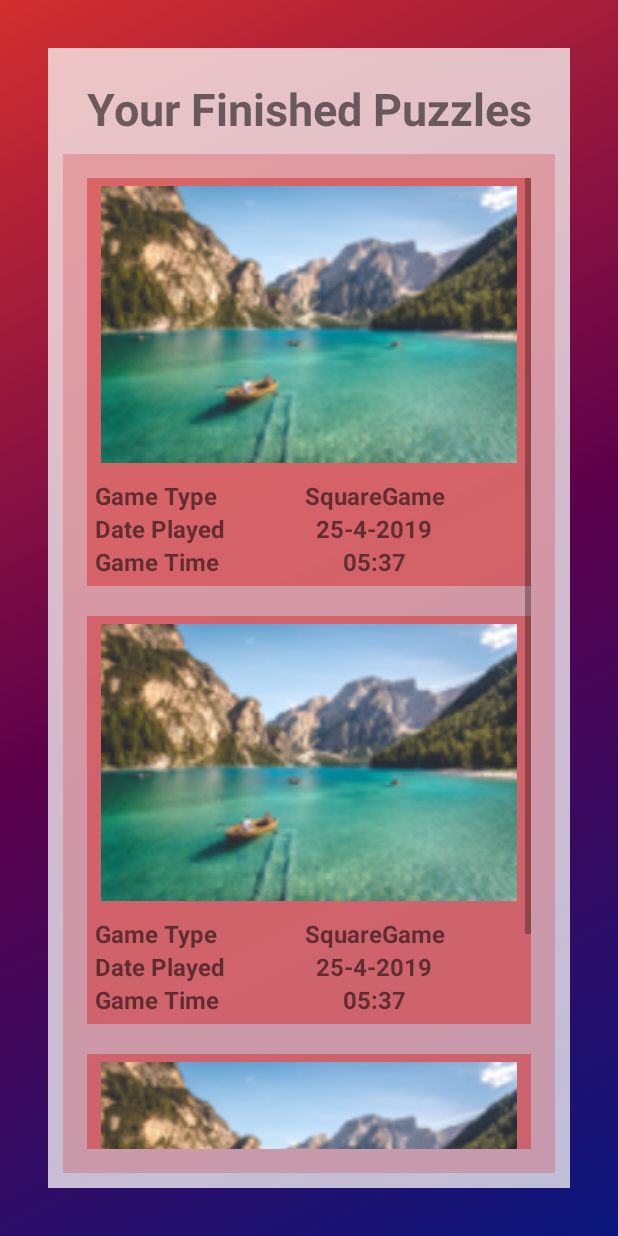
After one commit to Bogdanisar/Puzzle, an Android app: the History screen opened directly, with no data from a screen before it, on a phone screen of 412 x 824 dp. The commit adds this screen. Run offline under Robolectric (Android 15) with nearby library versions, the phone set to English and light mode, and no system bars.

Commit message:
Added History Button in main menu and history activity with 3 sample finished games info.
To do: take finished game info from local storage and create dinamically the history activity page.

```diff
--- /dev/null
+++ b/app/src/main/java/com/example/puzzle/History.java
@@ -0,0 +1,15 @@
+package com.example.puzzle;
+
+import android.support.v7.app.AppCompatActivity;
+import android.os.Bundle;
+
+public class History extends AppCompatActivity {
+    public static String COMMON_TAG = "puzzletag";
+    public static String TAG = History.COMMON_TAG;
+
+    @Override
+    protected void onCreate(Bundle savedInstanceState) {
+        super.onCreate(savedInstanceState);
+        setContentView(R.layout.activity_history);
+    }
+}
--- a/app/src/main/java/com/example/puzzle/MainActivity.java
+++ b/app/src/main/java/com/example/puzzle/MainActivity.java
@@ -32,4 +32,9 @@ public class MainActivity extends AppCompatActivity {
         Intent intent = new Intent(this, GameOptions.class);
         startActivity(intent);
     }
+
+    public void openHistory(View view) {
+        Intent intent = new Intent(this, History.class);
+        startActivity(intent);
+    }
 }
--- /dev/null
+++ b/app/src/main/res/drawable/background_color_history.xml
@@ -0,0 +1,12 @@
+<?xml version="1.0" encoding="utf-8"?>
+<selector xmlns:android="http://schemas.android.com/apk/res/android">
+    <item>
+        <shape>
+            <gradient
+                android:startColor="#0A167C"
+                android:centerColor="#5E014A"
+                android:endColor="#D32F2F"
+                android:angle="135"/>
+        </shape>
+    </item>
+</selector>
--- /dev/null
+++ b/app/src/main/res/layout/activity_history.xml
@@ -0,0 +1,330 @@
+<?xml version="1.0" encoding="utf-8"?>
+<android.support.constraint.ConstraintLayout xmlns:android="http://schemas.android.com/apk/res/android"
+    xmlns:app="http://schemas.android.com/apk/res-auto"
+    xmlns:tools="http://schemas.android.com/tools"
+    android:layout_width="match_parent"
+    android:layout_height="match_parent"
+    android:background="@drawable/background_color_history"
+    tools:context=".History">
+
+    <LinearLayout
+        android:layout_width="0dp"
+        android:layout_height="0dp"
+        android:layout_marginStart="32dp"
+        android:layout_marginLeft="32dp"
+        android:layout_marginTop="32dp"
+        android:layout_marginEnd="32dp"
+        android:layout_marginRight="32dp"
+        android:layout_marginBottom="32dp"
+        android:background="#BFFAF8F8"
+        android:orientation="vertical"
+        android:paddingLeft="10sp"
+        android:paddingTop="10sp"
+        android:paddingRight="10sp"
+        android:paddingBottom="10sp"
+        app:layout_constraintBottom_toBottomOf="parent"
+        app:layout_constraintEnd_toEndOf="parent"
+        app:layout_constraintStart_toStartOf="parent"
+        app:layout_constraintTop_toTopOf="parent">
+
+        <TextView
+            android:id="@+id/historyTitleText"
+            android:layout_width="match_parent"
+            android:layout_height="wrap_content"
+            android:gravity="center_horizontal"
+            android:paddingLeft="10sp"
+            android:paddingTop="10sp"
+            android:paddingRight="10sp"
+            android:paddingBottom="10sp"
+            android:text="Your Finished Puzzles"
+            android:textSize="30sp"
+            android:textStyle="bold" />
+
+        <ScrollView
+            android:layout_width="match_parent"
+            android:layout_height="match_parent"
+            android:background="#40D32F2F"
+            android:padding="16sp"
+            android:paddingLeft="16sp"
+            android:paddingTop="16sp"
+            android:paddingRight="16sp"
+            android:paddingBottom="16sp">
+
+            <LinearLayout
+                android:layout_width="match_parent"
+                android:layout_height="wrap_content"
+                android:orientation="vertical">
+
+                <LinearLayout
+                    android:layout_width="match_parent"
+                    android:layout_height="wrap_content"
+                    android:layout_marginBottom="30px"
+                    android:background="#80D32F2F"
+                    android:orientation="vertical">
+
+                    <ImageView
+                        android:layout_width="match_parent"
+                        android:layout_height="195dp"
+                        android:padding="5sp"
+                        android:paddingTop="5sp"
+                        app:srcCompat="@drawable/p6small" />
+
+                    <TableLayout
+                        android:layout_width="match_parent"
+                        android:layout_height="match_parent"
+                        android:orientation="horizontal"
+                        android:paddingLeft="5sp"
+                        android:paddingTop="5sp"
+                        android:paddingRight="5sp"
+                        android:paddingBottom="5sp">
+
+                        <TableRow
+                            android:layout_width="match_parent"
+                            android:layout_height="match_parent">
+
+                            <TextView
+                                android:layout_width="wrap_content"
+                                android:layout_height="wrap_content"
+                                android:text="Game Type"
+                                android:textSize="16sp"
+                                android:textStyle="bold" />
+
+                            <TextView
+                                android:layout_width="wrap_content"
+                                android:layout_height="wrap_content"
+                                android:layout_weight="1"
+                                android:gravity="center_horizontal"
+                                android:text="SquareGame"
+                                android:textSize="16sp"
+                                android:textStyle="bold" />
+                        </TableRow>
+
+                        <TableRow
+                            android:layout_width="match_parent"
+                            android:layout_height="match_parent">
+
+                            <TextView
+                                android:layout_width="wrap_content"
+                                android:layout_height="wrap_content"
+                                android:text="Date Played"
+                                android:textSize="16sp"
+                                android:textStyle="bold" />
+
+                            <TextView
+                                android:layout_width="wrap_content"
+                                android:layout_height="wrap_content"
+                                android:layout_weight="1"
+                                android:gravity="center_horizontal"
+                                android:text="25-4-2019"
+                                android:textSize="16sp"
+                                android:textStyle="bold" />
+                        </TableRow>
+
+                        <TableRow
+                            android:layout_width="match_parent"
+                            android:layout_height="match_parent">
+
+                            <TextView
+                                android:layout_width="wrap_content"
+                                android:layout_height="wrap_content"
+                                android:text="Game Time"
+                                android:textSize="16sp"
+                                android:textStyle="bold" />
+
+                            <TextView
+                                android:layout_width="wrap_content"
+                                android:layout_height="wrap_content"
+                                android:layout_weight="1"
+                                android:gravity="center_horizontal"
+                                android:text="05:37"
+                                android:textSize="16sp"
+                                android:textStyle="bold" />
+                        </TableRow>
+                    </TableLayout>
+
+                </LinearLayout>
+
+
+                <LinearLayout
+                    android:layout_width="match_parent"
+                    android:layout_height="wrap_content"
+                    android:layout_marginBottom="30px"
+                    android:background="#80D32F2F"
+                    android:orientation="vertical">
+
+                    <ImageView
+                        android:layout_width="match_parent"
+                        android:layout_height="195dp"
+                        android:padding="5sp"
+                        android:paddingTop="5sp"
+                        app:srcCompat="@drawable/p6small" />
+
+                    <TableLayout
+                        android:layout_width="match_parent"
+                        android:layout_height="match_parent"
+                        android:orientation="horizontal"
+                        android:paddingLeft="5sp"
+                        android:paddingTop="5sp"
+                        android:paddingRight="5sp"
+                        android:paddingBottom="5sp">
+
+                        <TableRow
+                            android:layout_width="match_parent"
+                            android:layout_height="match_parent">
+
+                            <TextView
+                                android:layout_width="wrap_content"
+                                android:layout_height="wrap_content"
+                                android:text="Game Type"
+                                android:textSize="16sp"
+                                android:textStyle="bold" />
+
+                            <TextView
+                                android:layout_width="wrap_content"
+                                android:layout_height="wrap_content"
+                                android:layout_weight="1"
+                                android:gravity="center_horizontal"
+                                android:text="SquareGame"
+                                android:textSize="16sp"
+                                android:textStyle="bold" />
+                        </TableRow>
+
+                        <TableRow
+                            android:layout_width="match_parent"
+                            android:layout_height="match_parent">
+
+                            <TextView
+                                android:layout_width="wrap_content"
+                                android:layout_height="wrap_content"
+                                android:text="Date Played"
+                                android:textSize="16sp"
+                                android:textStyle="bold" />
+
+                            <TextView
+                                android:layout_width="wrap_content"
+                                android:layout_height="wrap_content"
+                                android:layout_weight="1"
+                                android:gravity="center_horizontal"
+                                android:text="25-4-2019"
+                                android:textSize="16sp"
+                                android:textStyle="bold" />
+                        </TableRow>
+
+                        <TableRow
+                            android:layout_width="match_parent"
+                            android:layout_height="match_parent">
+
+                            <TextView
+                                android:layout_width="wrap_content"
+                                android:layout_height="wrap_content"
+                                android:text="Game Time"
+                                android:textSize="16sp"
+                                android:textStyle="bold" />
+
+                            <TextView
+                                android:layout_width="wrap_content"
+                                android:layout_height="wrap_content"
+                                android:layout_weight="1"
+                                android:gravity="center_horizontal"
+                                android:text="05:37"
+                                android:textSize="16sp"
+                                android:textStyle="bold" />
+                        </TableRow>
+                    </TableLayout>
+
+                </LinearLayout>
+
+                <LinearLayout
+                    android:layout_width="match_parent"
+                    android:layout_height="wrap_content"
+                    android:background="#80D32F2F"
+                    android:orientation="vertical">
+
+                    <ImageView
+                        android:layout_width="match_parent"
+                        android:layout_height="195dp"
+                        android:padding="5sp"
+                        android:paddingTop="5sp"
+                        app:srcCompat="@drawable/p6small" />
+
+                    <TableLayout
+                        android:layout_width="match_parent"
+                        android:layout_height="match_parent"
+                        android:orientation="horizontal"
+                        android:paddingLeft="5sp"
+                        android:paddingTop="5sp"
+                        android:paddingRight="5sp"
+                        android:paddingBottom="5sp">
+
+                        <TableRow
+                            android:layout_width="match_parent"
+                            android:layout_height="match_parent">
+
+                            <TextView
+                                android:layout_width="wrap_content"
+                                android:layout_height="wrap_content"
+                                android:text="Game Type"
+                                android:textSize="16sp"
+                                android:textStyle="bold" />
+
+                            <TextView
+                                android:layout_width="wrap_content"
+                                android:layout_height="wrap_content"
+                                android:layout_weight="1"
+                                android:gravity="center_horizontal"
+                                android:text="SquareGame"
+                                android:textSize="16sp"
+                                android:textStyle="bold" />
+                        </TableRow>
+
+                        <TableRow
+                            android:layout_width="match_parent"
+                            android:layout_height="match_parent">
+
+                            <TextView
+                                android:layout_width="wrap_content"
+                                android:layout_height="wrap_content"
+                                android:text="Date Played"
+                                android:textSize="16sp"
+                                android:textStyle="bold" />
+
+                            <TextView
+                                android:layout_width="wrap_content"
+                                android:layout_height="wrap_content"
+                                android:layout_weight="1"
+                                android:gravity="center_horizontal"
+                                android:text="25-4-2019"
+                                android:textSize="16sp"
+                                android:textStyle="bold" />
+                        </TableRow>
+
+                        <TableRow
+                            android:layout_width="match_parent"
+                            android:layout_height="match_parent">
+
+                            <TextView
+                                android:layout_width="wrap_content"
+                                android:layout_height="wrap_content"
+                                android:text="Game Time"
+                                android:textSize="16sp"
+                                android:textStyle="bold" />
+
+                            <TextView
+                                android:layout_width="wrap_content"
+                                android:layout_height="wrap_content"
+                                android:layout_weight="1"
+                                android:gravity="center_horizontal"
+                                android:text="05:37"
+                                android:textSize="16sp"
+                                android:textStyle="bold" />
+                        </TableRow>
+                    </TableLayout>
+
+                </LinearLayout>
+
+
+            </LinearLayout>
+
+        </ScrollView>
+    </LinearLayout>
+</android.support.constraint.ConstraintLayout>
--- a/app/src/main/res/layout/activity_main.xml
+++ b/app/src/main/res/layout/activity_main.xml
@@ -4,8 +4,8 @@
     xmlns:tools="http://schemas.android.com/tools"
     android:layout_width="match_parent"
     android:layout_height="match_parent"
-    tools:context=".MainActivity"
-    android:background="@drawable/background_color_main">
+    android:background="@drawable/background_color_main"
+    tools:context=".MainActivity">
 
 
     <TextView
@@ -53,6 +53,24 @@
         app:layout_constraintTop_toTopOf="parent" />
 
     <Button
+        android:id="@+id/buttonHistory"
+        android:layout_width="wrap_content"
+        android:layout_height="wrap_content"
+        android:layout_marginStart="8dp"
+        android:layout_marginLeft="8dp"
+        android:layout_marginTop="16dp"
+        android:layout_marginEnd="8dp"
+        android:layout_marginRight="8dp"
+        android:background="@color/colorPrimary"
+        android:text="history"
+        android:textColor="@android:color/white"
+        android:textStyle="bold"
+        app:layout_constraintEnd_toStartOf="@+id/buttonSettings"
+        app:layout_constraintStart_toEndOf="@+id/buttonAbout"
+        app:layout_constraintTop_toTopOf="parent"
+        android:onClick="openHistory"/>
+
+    <Button
         android:id="@+id/buttonStart"
         style="@style/Widget.AppCompat.Button.Borderless"
         android:layout_width="0dp"
@@ -63,6 +81,7 @@
         android:layout_marginRight="32dp"
         android:layout_marginBottom="16dp"
         android:background="@color/colorPrimaryDark"
+        android:onClick="startGame"
         android:paddingLeft="10sp"
         android:paddingRight="10sp"
         android:text="start"
@@ -71,7 +90,13 @@
         android:textStyle="bold"
         app:layout_constraintBottom_toBottomOf="parent"
         app:layout_constraintEnd_toEndOf="parent"
-        app:layout_constraintStart_toStartOf="parent"
-        android:onClick="startGame"/>
+        app:layout_constraintStart_toStartOf="parent" />
+
+    <android.support.constraint.Guideline
+        android:id="@+id/guideline"
+        android:layout_width="wrap_content"
+        android:layout_height="wrap_content"
+        android:orientation="horizontal"
+        app:layout_constraintGuide_begin="20dp" />
 
 </android.support.constraint.ConstraintLayout>
```
Also changed, not shown: app/src/main/AndroidManifest.xml (+5 -8 lines).
